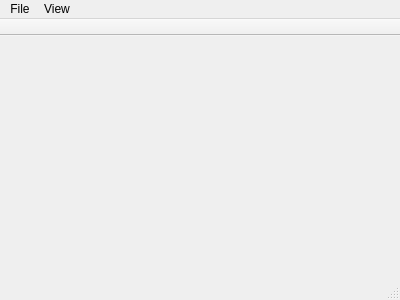
Old version of the form edit-main-window.ui in the repository Hossein-Noroozpour/gearoenix-editor.
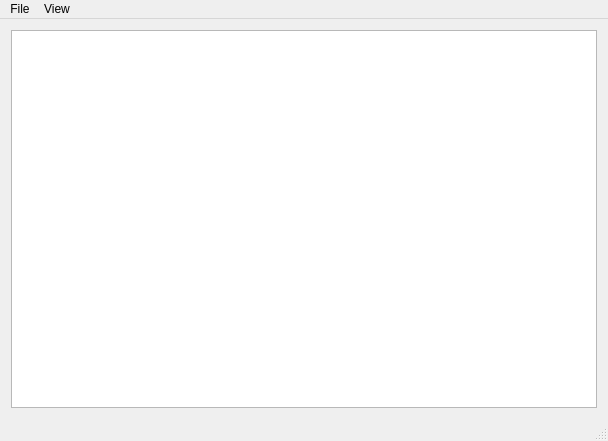
New version of the form.

```diff
--- a/edit-main-window.ui
+++ b/edit-main-window.ui
@@ -6,21 +6,33 @@
    <rect>
     <x>0</x>
     <y>0</y>
-    <width>400</width>
-    <height>300</height>
+    <width>608</width>
+    <height>441</height>
    </rect>
   </property>
   <property name="windowTitle">
    <string>MainWindow</string>
   </property>
-  <widget class="QWidget" name="centralWidget"/>
+  <widget class="QWidget" name="centralWidget">
+   <property name="sizePolicy">
+    <sizepolicy hsizetype="Expanding" vsizetype="Expanding">
+     <horstretch>0</horstretch>
+     <verstretch>0</verstretch>
+    </sizepolicy>
+   </property>
+   <layout class="QGridLayout" name="gridLayout">
+    <item row="0" column="0">
+     <widget class="QGraphicsView" name="graphicsView"/>
+    </item>
+   </layout>
+  </widget>
   <widget class="QMenuBar" name="menuBar">
    <property name="geometry">
     <rect>
      <x>0</x>
      <y>0</y>
-     <width>400</width>
-     <height>22</height>
+     <width>608</width>
+     <height>20</height>
     </rect>
    </property>
    <widget class="QMenu" name="menuFile">
@@ -36,17 +48,6 @@
    <addaction name="menuFile"/>
    <addaction name="menuView"/>
   </widget>
-  <widget class="QToolBar" name="mainToolBar">
-   <property name="movable">
-    <bool>false</bool>
-   </property>
-   <attribute name="toolBarArea">
-    <enum>TopToolBarArea</enum>
-   </attribute>
-   <attribute name="toolBarBreak">
-    <bool>false</bool>
-   </attribute>
-  </widget>
   <widget class="QStatusBar" name="statusBar"/>
  </widget>
  <layoutdefault spacing="6" margin="11"/>
```
